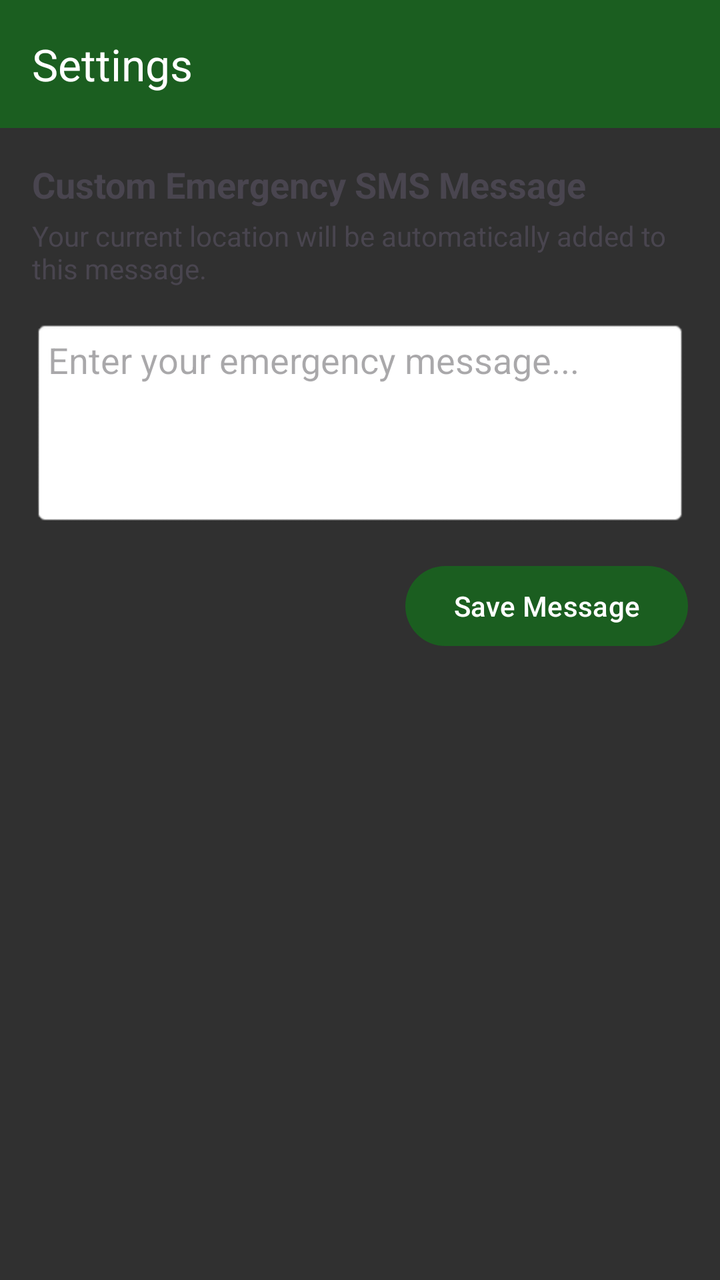
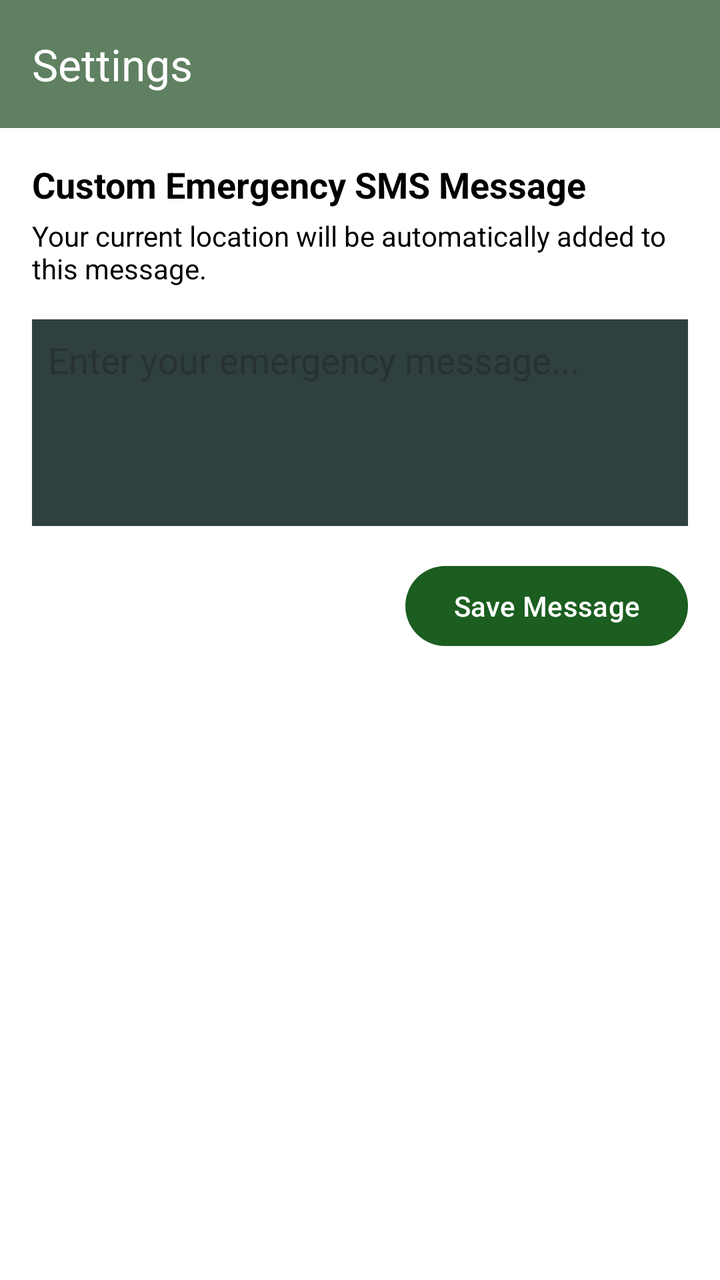

Screens rendered from an Android XML layout before and after an edit, with the pre-edit source and the edit as a unified diff.
<!-- AndroidManifest.xml: application theme Theme.GuardianSOS -->
<!-- res/layout/activity_settings.xml -->
<?xml version="1.0" encoding="utf-8"?>
<LinearLayout xmlns:android="http://schemas.android.com/apk/res/android"
    xmlns:app="http://schemas.android.com/apk/res-auto"
    xmlns:tools="http://schemas.android.com/tools"
    android:layout_width="match_parent"
    android:layout_height="match_parent"
    android:orientation="vertical"
    tools:context=".SettingsActivity">

    <androidx.appcompat.widget.Toolbar
        android:id="@+id/toolbar_settings"
        android:layout_width="match_parent"
        android:layout_height="?attr/actionBarSize"
        android:background="#1B5E20"
        app:title="Settings"
        app:titleTextColor="@android:color/white" />

    <LinearLayout
        android:layout_width="match_parent"
        android:layout_height="wrap_content"
        android:orientation="vertical"
        android:padding="16dp">

        <TextView
            android:layout_width="wrap_content"
            android:layout_height="wrap_content"
            android:text="Custom Emergency SMS Message"
            android:textSize="18sp"
            android:textStyle="bold" />

        <TextView
            android:layout_width="wrap_content"
            android:layout_height="wrap_content"
            android:layout_marginTop="4dp"
            android:text="Your current location will be automatically added to this message."
            android:textSize="14sp" />

        <EditText
            android:id="@+id/edit_text_custom_sms"
            android:layout_width="match_parent"
            android:layout_height="wrap_content"
            android:layout_marginTop="16dp"
            android:gravity="top|start"
            android:hint="Enter your emergency message..."
            android:inputType="textMultiLine"
            android:lines="4"
            android:padding="8dp"
            android:background="@android:drawable/editbox_background"/>

        <Button
            android:id="@+id/button_save_sms"
            android:layout_width="wrap_content"
            android:layout_height="wrap_content"
            android:layout_gravity="end"
            android:layout_marginTop="16dp"
            android:text="Save Message" />

    </LinearLayout>

</LinearLayout>
<!-- resources referenced by this layout -->
<resources>
  <style name="Theme.GuardianSOS" parent="Theme.Material3.DayNight.NoActionBar">
          
          <item name="colorPrimary">@color/colorPrimary</item>
          <item name="colorOnPrimary">@color/text_primary</item>
          
          <item name="colorSecondary">@color/colorAccent</item>
          <item name="colorOnSecondary">@color/text_primary</item>
          
          <item name="android:statusBarColor">@color/colorPrimaryDark</item>
          
          <item name="android:windowBackground">@color/window_background</item>
      </style>
  <color name="colorPrimary">#1B5E20</color>
  <color name="text_primary">#FFFFFF</color>
  <color name="colorAccent">#C62828</color>
  <color name="colorPrimaryDark">#003300</color>
  <color name="window_background">#303030</color>
</resources>

<!-- the commit's change to res/layout/activity_settings.xml (unified diff, before → after) -->
@@ -5,13 +5,15 @@
     android:layout_width="match_parent"
     android:layout_height="match_parent"
     android:orientation="vertical"
+    android:background="#FFFFFF"
+
     tools:context=".SettingsActivity">
 
     <androidx.appcompat.widget.Toolbar
         android:id="@+id/toolbar_settings"
         android:layout_width="match_parent"
         android:layout_height="?attr/actionBarSize"
-        android:background="#1B5E20"
+        android:background="#5F8061"
         app:title="Settings"
         app:titleTextColor="@android:color/white" />
 
@@ -26,13 +28,18 @@
             android:layout_height="wrap_content"
             android:text="Custom Emergency SMS Message"
             android:textSize="18sp"
+            android:textColor="#000000"
+
             android:textStyle="bold" />
+
 
         <TextView
             android:layout_width="wrap_content"
             android:layout_height="wrap_content"
             android:layout_marginTop="4dp"
             android:text="Your current location will be automatically added to this message."
+            android:textColor="#000000"
+
             android:textSize="14sp" />
 
         <EditText
@@ -45,7 +52,7 @@
             android:inputType="textMultiLine"
             android:lines="4"
             android:padding="8dp"
-            android:background="@android:drawable/editbox_background"/>
+            android:background="#304040"/>
 
         <Button
             android:id="@+id/button_save_sms"
